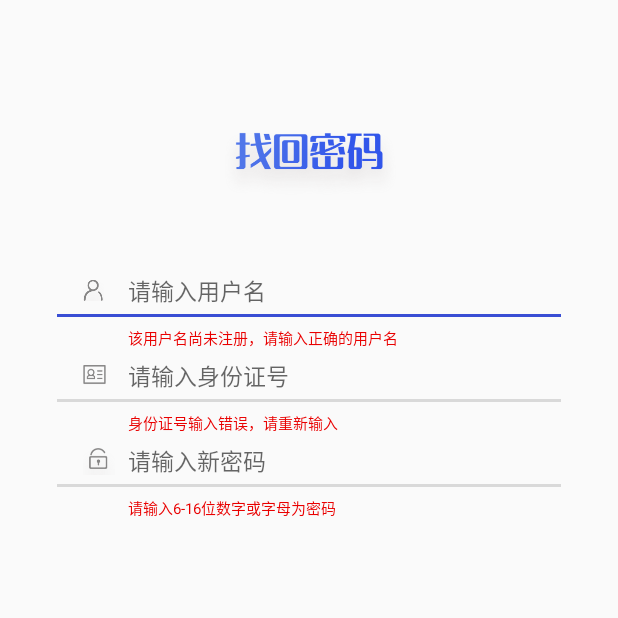
After one commit to windfone/NewMHK, an Android app: the FoundPsdActivity screen opened directly, with no data from a screen before it, on a phone screen of 412 x 824 dp, the top half of it. The commit adds this screen. Run offline under Robolectric (Android 15) with nearby library versions, the phone set to English and light mode, and no system bars; our stand-ins replace ButterKnife, Dagger/Hilt's generated code; libraries missing offline, so code that uses them is left out: com.blankj.utilcode.

Commit message:
android-mhk-添加找回密码页面

```diff
--- a/app/src/main/AndroidManifest.xml
+++ b/app/src/main/AndroidManifest.xml
@@ -38,6 +38,9 @@
         <activity android:name=".ui.login.activity.LoginActivity"
             android:screenOrientation="portrait"/>
 
+        <activity android:name=".ui.login.activity.FoundPsdActivity"
+            android:screenOrientation="portrait"/>
+
         <!-- 初始化service -->
         <service
             android:name="com.skyworth.rxqwelibrary.service.InitializeService"
--- a/app/src/main/java/com/hlxyedu/mhk/di/component/ActivityComponent.java
+++ b/app/src/main/java/com/hlxyedu/mhk/di/component/ActivityComponent.java
@@ -4,6 +4,7 @@ import android.app.Activity;
 
 import com.hlxyedu.mhk.di.module.ActivityModule;
 import com.hlxyedu.mhk.di.scope.ActivityScope;
+import com.hlxyedu.mhk.ui.login.activity.FoundPsdActivity;
 import com.hlxyedu.mhk.ui.login.activity.LoginActivity;
 import com.hlxyedu.mhk.ui.main.activity.MainActivity;
 import com.hlxyedu.mhk.ui.splash.activity.SplashActivity;
@@ -26,4 +27,6 @@ public interface ActivityComponent {
 
     void inject(LoginActivity loginActivity);
 
+    void inject(FoundPsdActivity foundPsdActivity);
+
 }
--- /dev/null
+++ b/app/src/main/java/com/hlxyedu/mhk/ui/login/activity/FoundPsdActivity.java
@@ -0,0 +1,46 @@
+package com.hlxyedu.mhk.ui.login.activity;
+
+import android.content.Context;
+import android.content.Intent;
+
+import com.hlxyedu.mhk.R;
+import com.hlxyedu.mhk.base.RootActivity;
+import com.hlxyedu.mhk.ui.login.contract.FoundPsdContract;
+import com.hlxyedu.mhk.ui.login.presenter.FoundPsdPresenter;
+
+/**
+ * Created by zhangguihua
+ */
+public class FoundPsdActivity extends RootActivity<FoundPsdPresenter> implements FoundPsdContract.View {
+
+    /**
+     * 打开新Activity
+     *
+     * @param context
+     * @return
+     */
+    public static Intent newInstance(Context context) {
+        Intent intent = new Intent(context, FoundPsdActivity.class);
+        return intent;
+    }
+
+    @Override
+    protected void initInject() {
+        getActivityComponent().inject(this);
+    }
+
+    @Override
+    protected int getLayout() {
+        return R.layout.activity_found_psd;
+    }
+
+    @Override
+    protected void initEventAndData() {
+
+    }
+
+    @Override
+    public void responeError(String errorMsg) {
+
+    }
+}
--- /dev/null
+++ b/app/src/main/java/com/hlxyedu/mhk/ui/login/contract/FoundPsdContract.java
@@ -0,0 +1,18 @@
+package com.hlxyedu.mhk.ui.login.contract;
+
+import com.skyworth.rxqwelibrary.base.BasePresenter;
+import com.skyworth.rxqwelibrary.base.BaseView;
+
+/**
+ * Created by zhangguihua
+ */
+public interface FoundPsdContract {
+
+    interface View extends BaseView {
+        //返回登陆结果
+        void responeError(String errorMsg);
+    }
+
+    interface Presenter extends BasePresenter<View> {
+    }
+}
--- /dev/null
+++ b/app/src/main/java/com/hlxyedu/mhk/ui/login/presenter/FoundPsdPresenter.java
@@ -0,0 +1,30 @@
+package com.hlxyedu.mhk.ui.login.presenter;
+
+import com.hlxyedu.mhk.base.RxPresenter;
+import com.hlxyedu.mhk.model.DataManager;
+import com.hlxyedu.mhk.ui.login.contract.FoundPsdContract;
+
+import javax.inject.Inject;
+
+/**
+ * Created by zhangguihua
+ */
+public class FoundPsdPresenter extends RxPresenter<FoundPsdContract.View> implements FoundPsdContract.Presenter {
+    private DataManager mDataManager;
+
+    @Inject
+    public FoundPsdPresenter(DataManager mDataManager) {
+        super(mDataManager);
+        this.mDataManager = mDataManager;
+    }
+
+    @Override
+    public void attachView(FoundPsdContract.View view) {
+        super.attachView(view);
+        registerEvent();
+    }
+
+    private void registerEvent() {
+
+    }
+}
--- /dev/null
+++ b/app/src/main/res/layout/activity_found_psd.xml
@@ -0,0 +1,155 @@
+<?xml version="1.0" encoding="utf-8"?>
+<LinearLayout xmlns:android="http://schemas.android.com/apk/res/android"
+    xmlns:tools="http://schemas.android.com/tools"
+    android:layout_width="match_parent"
+    android:layout_height="match_parent"
+    android:orientation="vertical"
+    tools:context=".ui.login.activity.FoundPsdActivity">
+
+    <ImageView
+        android:layout_width="wrap_content"
+        android:layout_height="wrap_content"
+        android:layout_gravity="center_horizontal"
+        android:layout_marginTop="87dp"
+        android:src="@drawable/icon_found_psd" />
+
+    <RelativeLayout
+        android:layout_width="match_parent"
+        android:layout_height="35dp"
+        android:layout_marginTop="45dp"
+        android:paddingStart="38dp"
+        android:paddingEnd="38dp">
+
+        <ImageView
+            android:layout_width="wrap_content"
+            android:layout_height="wrap_content"
+            android:layout_centerVertical="true"
+            android:layout_gravity="center_vertical"
+            android:layout_marginStart="17dp"
+            android:src="@drawable/icon_user"
+            tools:ignore="ContentDescription" />
+
+        <EditText
+            android:id="@+id/user_name_edit"
+            style="@style/textSize_gray0B0_15"
+            android:layout_width="match_parent"
+            android:layout_height="match_parent"
+            android:background="@null"
+            android:digits="@string/register_name_digits"
+            android:gravity="center_vertical"
+            android:hint="@string/please_input_user_name"
+            android:paddingStart="47dp"
+            android:singleLine="true"
+            android:textCursorDrawable="@drawable/my_cursor"
+            tools:ignore="RtlSymmetry" />
+
+        <View
+            android:layout_width="match_parent"
+            android:layout_height="2dp"
+            android:layout_alignParentBottom="true"
+            android:background="@color/blueED4" />
+
+    </RelativeLayout>
+
+    <TextView
+        android:id="@+id/user_unregister_tv"
+        style="@style/textSize_redE90_10"
+        android:layout_width="wrap_content"
+        android:layout_height="wrap_content"
+        android:layout_marginStart="85dp"
+        android:layout_marginTop="6dp"
+        android:text="@string/username_unregister" />
+
+    <RelativeLayout
+        android:layout_width="match_parent"
+        android:layout_height="35dp"
+        android:paddingStart="38dp"
+        android:paddingEnd="38dp">
+
+        <ImageView
+            android:layout_width="wrap_content"
+            android:layout_height="wrap_content"
+            android:layout_centerVertical="true"
+            android:layout_gravity="center_vertical"
+            android:layout_marginStart="17dp"
+            android:src="@drawable/icon_ID_card"
+            tools:ignore="ContentDescription" />
+
+        <EditText
+            android:id="@+id/ID_card_edit"
+            style="@style/textSize_gray0B0_15"
+            android:layout_width="match_parent"
+            android:layout_height="match_parent"
+            android:background="@null"
+            android:digits="@string/register_name_digits"
+            android:gravity="center_vertical"
+            android:hint="@string/please_input_ID_card"
+            android:paddingStart="47dp"
+            android:singleLine="true"
+            android:textCursorDrawable="@drawable/my_cursor"
+            tools:ignore="RtlSymmetry" />
+
+        <View
+            android:layout_width="match_parent"
+            android:layout_height="2dp"
+            android:layout_alignParentBottom="true"
+            android:background="@color/gray9D9" />
+
+    </RelativeLayout>
+
+    <TextView
+        android:id="@+id/ID_card_err_tv"
+        style="@style/textSize_redE90_10"
+        android:layout_width="wrap_content"
+        android:layout_height="wrap_content"
+        android:layout_marginStart="85dp"
+        android:layout_marginTop="6dp"
+        android:text="@string/ID_card_err" />
+
+    <RelativeLayout
+        android:layout_width="match_parent"
+        android:layout_height="35dp"
+        android:paddingStart="38dp"
+        android:paddingEnd="38dp">
+
+        <ImageView
+            android:layout_width="wrap_content"
+            android:layout_height="wrap_content"
+            android:layout_centerVertical="true"
+            android:layout_gravity="center_vertical"
+            android:layout_marginStart="17dp"
+            android:src="@drawable/icon_psd"
+            tools:ignore="ContentDescription" />
+
+        <EditText
+            android:id="@+id/new_psd_edit"
+            style="@style/textSize_gray0B0_15"
+            android:layout_width="match_parent"
+            android:layout_height="match_parent"
+            android:background="@null"
+            android:digits="@string/register_name_digits"
+            android:gravity="center_vertical"
+            android:hint="@string/please_input_new_psd"
+            android:paddingStart="47dp"
+            android:singleLine="true"
+            android:textCursorDrawable="@drawable/my_cursor"
+            tools:ignore="RtlSymmetry" />
+
+        <View
+            android:layout_width="match_parent"
+            android:layout_height="2dp"
+            android:layout_alignParentBottom="true"
+            android:background="@color/gray9D9" />
+
+    </RelativeLayout>
+
+    <TextView
+        android:id="@+id/requirements_tv"
+        style="@style/textSize_redE90_10"
+        android:layout_width="wrap_content"
+        android:layout_height="wrap_content"
+        android:layout_marginStart="85dp"
+        android:layout_marginTop="6dp"
+        android:text="@string/psd_requirements" />
+
+</LinearLayout>
--- a/app/src/main/res/values/strings.xml
+++ b/app/src/main/res/values/strings.xml
@@ -31,6 +31,12 @@
         ._@0123456789abcdefghijklmnopqrstuvwxyzABCDEFGHIJKLIMNOPQRSTUVWXYZ
     </string>
 
+    <!--activity_found_psd-->
+    <string name="please_input_ID_card">请输入身份证号</string>
+    <string name="please_input_new_psd">请输入新密码</string>
+    <string name="psd_requirements">请输入6-16位数字或字母为密码</string>
+    <string name="ID_card_err">身份证号输入错误，请重新输入</string>
+
     <!--dialog_net-->
     <string name="net_error">您的网络不给力啊，快去查看下手机设置吧</string>
 
```
Also changed, not shown: app/src/main/res/drawable-xxhdpi/icon_ID_card.png (added), app/src/main/res/drawable-xxhdpi/icon_found_psd.png (added).
